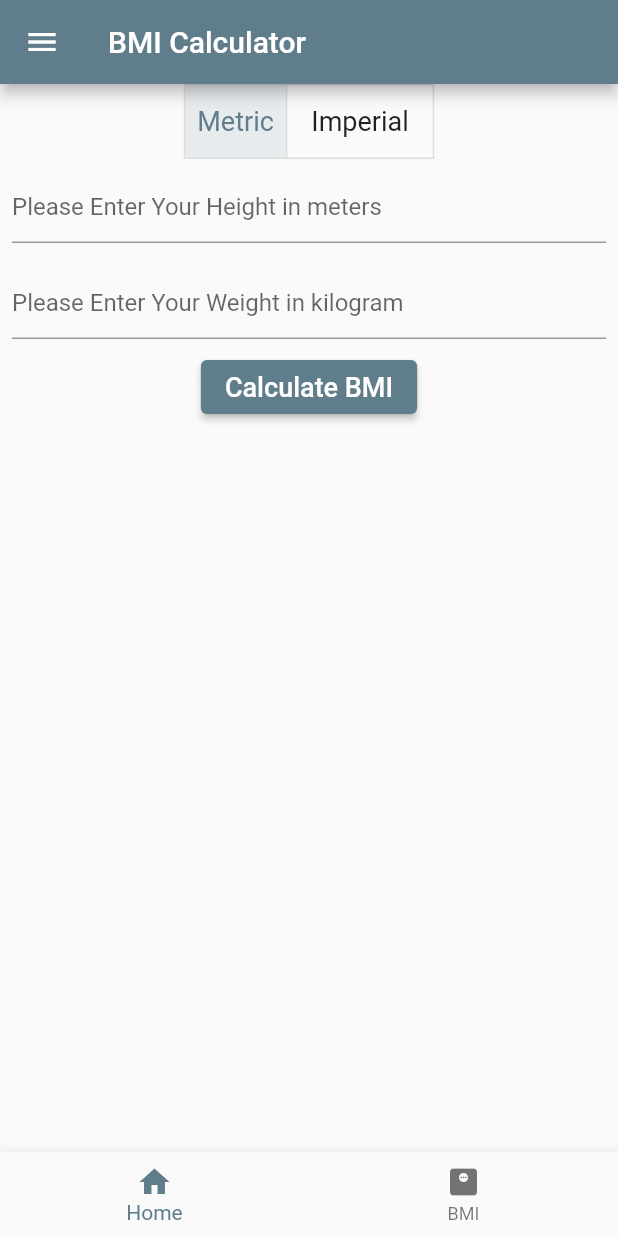
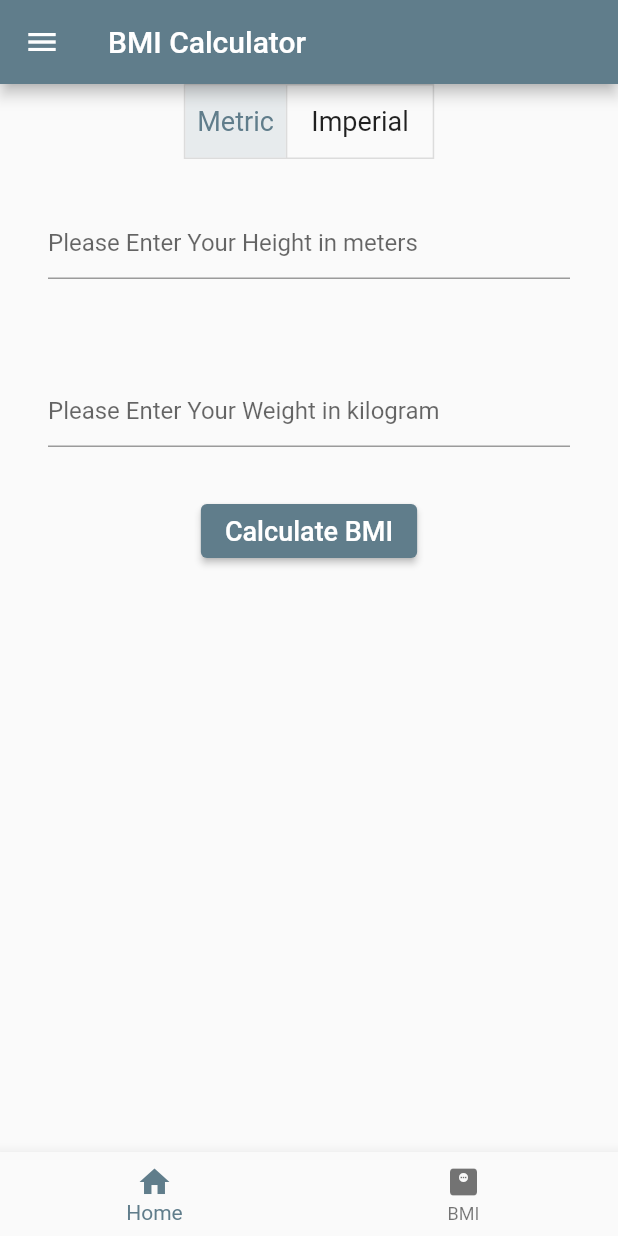
Before and after one commit to ThanhNVan/flutter_hello_world, a Flutter app: the BmiScreen screen opened by its route, on a phone screen of 412 x 824 dp. Run offline on Flutter 3.47's test engine with Material 2 defaults, Android fonts, the phone set to English and light mode, and no system bars.

Commit message:
BMI calculator done

```diff
--- a/lib/screens/bmi_screen.dart
+++ b/lib/screens/bmi_screen.dart
@@ -65,7 +65,7 @@ class _BmiScreenState extends State<BmiScreen> {
               onPressed: toggleMeasure,
             ),
             Padding(
-              padding: const EdgeInsets.all(8.0),
+              padding: const EdgeInsets.all(32.0),
               child: TextField(
                   controller: txtHeight,
                   keyboardType: TextInputType.number,
@@ -74,7 +74,7 @@ class _BmiScreenState extends State<BmiScreen> {
                   )),
             ),
             Padding(
-              padding: const EdgeInsets.all(8.0),
+              padding: const EdgeInsets.all(32.0),
               child: TextField(
                   controller: txtWeight,
                   keyboardType: TextInputType.number,
```
